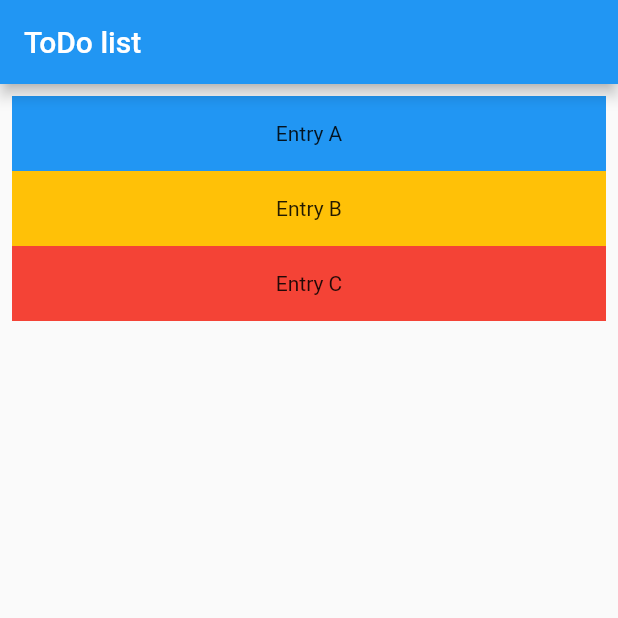
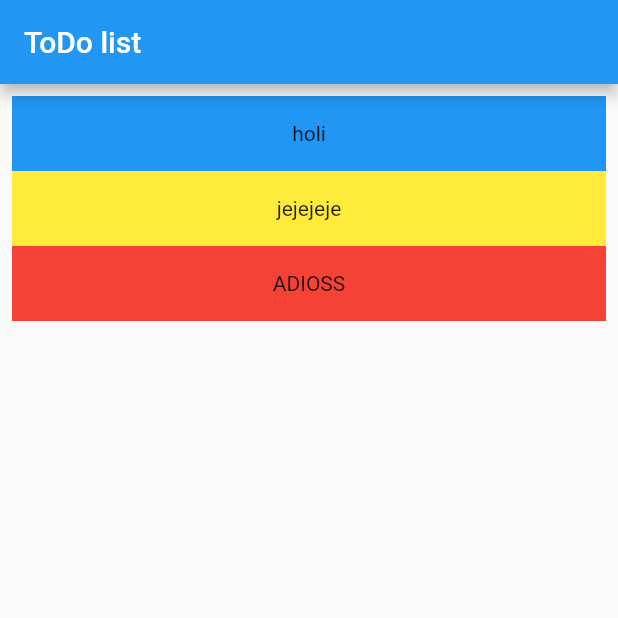
Before and after one commit to damianlonare/todo_list_old_flutter_template, a Flutter app: the screen it shows after launch, on a phone screen of 412 x 824 dp, the top half of it. Run offline on Flutter 3.47's test engine with Material 2 defaults, Android fonts, the phone set to English and light mode, and no system bars; our stand-ins replace bloc, equatable, flutter_bloc, sqflite; accounts and stored records are empty.

Commit message:
Update main.dart

```diff
--- a/lib/main.dart
+++ b/lib/main.dart
@@ -12,7 +12,7 @@ class MyApp extends StatelessWidget {
   @override
   Widget build(BuildContext context) {
     // TODO: implement build
-    return const MaterialApp(
+    return MaterialApp(
       title: _title,
       home: MyStatelessWidget(),
     );
@@ -20,7 +20,53 @@ class MyApp extends StatelessWidget {
 }
 
 class MyStatelessWidget extends StatelessWidget {
-  const MyStatelessWidget({Key key}) : super(key: key);
+  MyStatelessWidget({Key key}) : super(key: key);
+
+  static List listItems = [
+    {
+      'height': 50.0,
+      'color': Colors.blue,
+      'textContent': const Center(child: Text('holi')),
+    },
+    {
+      'height': 50.0,
+      'color': Colors.yellow,
+      'textContent': const Center(child: Text('jejejeje'))
+    },
+    {
+      'height': 50.0,
+      'color': Colors.red,
+      'textContent': const Center(child: Text('ADIOSS'))
+    }
+  ];
+
+  List<Widget> listOfWidgets = listItems.map(
+    (item) {
+      return Container(
+        height: item['height'],
+        color: item['color'],
+        child: item['textContent'],
+      );
+    }
+  ).toList();
+
+  // List<Widget> listOfWidgets = [
+  //   Container(
+  //     height: 50,
+  //     color: Colors.blue[500],
+  //     child: const Center(child: Text('Entry A')),
+  //   ),
+  //   Container(
+  //     height: 50,
+  //     color: Colors.amber[500],
+  //     child: const Center(child: Text('Entry B')),
+  //   ),
+  //   Container(
+  //     height: 50,
+  //     color: Colors.red[500],
+  //     child: const Center(child: Text('Entry C')),
+  //   ),
+  // ];
 
   @override
   Widget build(BuildContext context) {
@@ -32,23 +78,8 @@ class MyStatelessWidget extends StatelessWidget {
       body: Center(
         child: ListView(
           padding: const EdgeInsets.all(8),
-          children: <Widget>[
-            Container(
-              height: 50,
-              color: Colors.blue[500],
-              child: const Center(child: Text('Entry A')),
-            ),
-            Container(
-              height: 50,
-              color: Colors.amber[500],
-              child: const Center(child: Text('Entry B')),
-            ),
-            Container(
-              height: 50,
-              color: Colors.red[500],
-              child: const Center(child: Text('Entry C')),
-            ),
-          ],
+          // children: listOfWidgets,
+          children: listOfWidgets
         )
       )
     );
```
